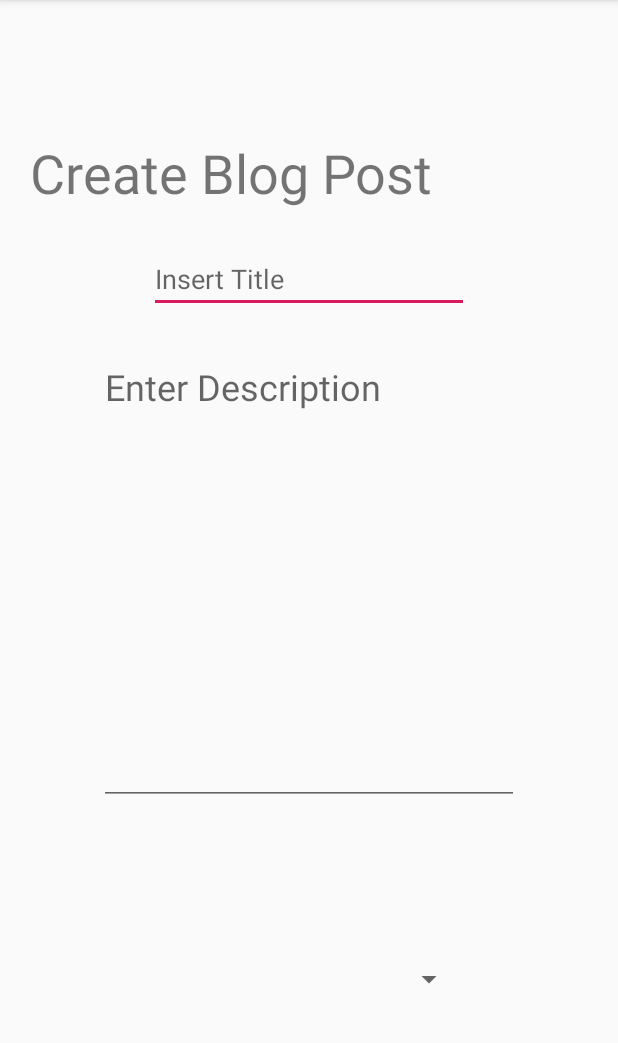
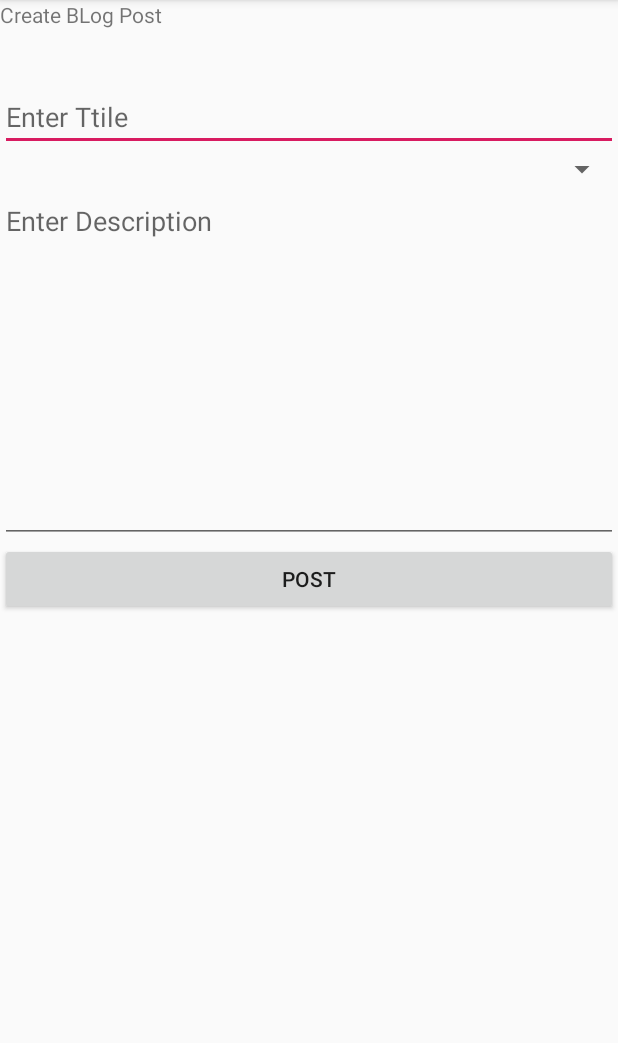
Before and after one commit to wapl/AndroidChallenge2, an Android app: the CreatePost screen opened directly, with no data from a screen before it, on a phone screen of 412 x 824 dp, the part 84-1127 px from its top. Run offline under Robolectric (Android 15) with nearby library versions, the phone set to English and light mode, and no system bars; 1 statement that could not run was skipped.

Commit message:
FROM THE BEGGNiNG

```diff
--- a/app/src/main/AndroidManifest.xml
+++ b/app/src/main/AndroidManifest.xml
@@ -9,7 +9,8 @@
         android:roundIcon="@mipmap/ic_launcher_round"
         android:supportsRtl="true"
         android:theme="@style/AppTheme">
-        <activity android:name=".CreatePost"></activity>
+        <activity android:name=".CreateCategory"></activity>
+        <activity android:name=".CreatePost" />
         <activity android:name=".MainActivity">
             <intent-filter>
                 <action android:name="android.intent.action.MAIN" />
--- a/app/src/main/java/com/example/androidchallenge2/CreatePost.java
+++ b/app/src/main/java/com/example/androidchallenge2/CreatePost.java
@@ -2,13 +2,50 @@ package com.example.androidchallenge2;
 
 import androidx.appcompat.app.AppCompatActivity;
 
+import android.content.Intent;
 import android.os.Bundle;
+import android.view.View;
+import android.widget.ArrayAdapter;
+import android.widget.Button;
+import android.widget.EditText;
+import android.widget.Spinner;
+
+import java.util.ArrayList;
 
 public class CreatePost extends AppCompatActivity {
 
+    EditText Title;
+    EditText Description;
+    Button addbtn;
+    Spinner categories;
+    ArrayList<String> Categories=new ArrayList<String>();
     @Override
     protected void onCreate(Bundle savedInstanceState) {
         super.onCreate(savedInstanceState);
         setContentView(R.layout.activity_create_post);
+        Title=findViewById(R.id.Title);
+        Description=findViewById(R.id.Description);
+        addbtn=findViewById(R.id.addBtn);
+        categories=findViewById(R.id.Categories);
+
+        Intent intent=getIntent();
+        Categories=intent.getStringArrayListExtra("CATEGORIES");
+
+        ArrayAdapter<String > arrayAdapter=new ArrayAdapter<String>(this,android.R.layout.simple_dropdown_item_1line,Categories);
+        arrayAdapter.setDropDownViewResource(android.R.layout.simple_spinner_dropdown_item);
+        categories.setAdapter(arrayAdapter);
+
+
     }
+
+    public void Post(View v)
+    {
+        Intent intent=new Intent();
+        intent.putExtra("Title",Title.getText().toString());
+        intent.putExtra("Description",Description.getText().toString());
+        intent.putExtra("Category",categories.getSelectedItem().toString());
+        setResult(1,intent);
+        finish();
+    }
+
 }
--- a/app/src/main/java/com/example/androidchallenge2/PostHolder.java
+++ b/app/src/main/java/com/example/androidchallenge2/PostHolder.java
@@ -16,7 +16,7 @@ public class PostHolder extends RecyclerView.ViewHolder {
     private TextView Date;
     private TextView Desc;
     private TextView Category;
-    private static final SimpleDateFormat sdf = new SimpleDateFormat("yyyy.MM.dd.HH.mm.ss");
+
     public PostHolder(@NonNull View itemView) {
         super(itemView);
         Title=itemView.findViewById(R.id.HoldTitle);
@@ -29,9 +29,9 @@ public class PostHolder extends RecyclerView.ViewHolder {
     {
         this.Title.setText(Title);
     }
-    public void setDate(Timestamp Date)
+    public void setDate(Long timestamp)
     {
-        this.Date.setText(sdf.format(Date));
+        this.Date.setText(timestamp.toString());
     }
     public void setDesc(String Desc)
     {
--- a/app/src/main/res/layout/activity_create_post.xml
+++ b/app/src/main/res/layout/activity_create_post.xml
@@ -1,59 +1,45 @@
 <?xml version="1.0" encoding="utf-8"?>
-<androidx.constraintlayout.widget.ConstraintLayout xmlns:android="http://schemas.android.com/apk/res/android"
+<LinearLayout xmlns:android="http://schemas.android.com/apk/res/android"
     xmlns:app="http://schemas.android.com/apk/res-auto"
     xmlns:tools="http://schemas.android.com/tools"
     android:layout_width="match_parent"
     android:layout_height="match_parent"
-    tools:context=".CreatePost">
+    android:orientation="vertical"
+    tools:context=".CreatePost" >
 
     <TextView
         android:id="@+id/textView"
-        android:layout_width="372dp"
-        android:layout_height="50dp"
-        android:text="Create Blog Post"
-        android:textSize="36sp"
-        app:layout_constraintBottom_toTopOf="@+id/editText2"
-        app:layout_constraintEnd_toEndOf="parent"
-        app:layout_constraintStart_toStartOf="parent"
-        app:layout_constraintTop_toTopOf="parent" />
+        android:layout_width="match_parent"
+        android:layout_height="55dp"
+        android:text="Create BLog Post" />
 
     <EditText
-        android:id="@+id/editText"
-        android:layout_width="wrap_content"
+        android:id="@+id/Title"
+        android:layout_width="match_parent"
         android:layout_height="wrap_content"
         android:ems="10"
-        android:hint="Insert Title"
-        android:inputType="textPersonName"
-        android:textSize="18sp"
-        app:layout_constraintBottom_toTopOf="@+id/editText2"
-        app:layout_constraintEnd_toEndOf="parent"
-        app:layout_constraintStart_toStartOf="parent"
-        app:layout_constraintTop_toBottomOf="@+id/textView" />
+        android:hint="Enter Ttile"
+        android:inputType="textPersonName" />
+
+    <Spinner
+        android:id="@+id/Categories"
+        android:layout_width="match_parent"
+        android:layout_height="wrap_content" />
 
     <EditText
-        android:id="@+id/editText2"
-        android:layout_width="wrap_content"
+        android:id="@+id/Description"
+        android:layout_width="match_parent"
         android:layout_height="wrap_content"
-        android:ems="10"
+        android:ems="8"
         android:gravity="start|top"
         android:hint="Enter Description"
         android:inputType="textMultiLine"
-        android:minLines="10"
-        android:singleLine="false"
-        android:textSize="24sp"
-        app:layout_constraintBottom_toBottomOf="parent"
-        app:layout_constraintEnd_toEndOf="parent"
-        app:layout_constraintStart_toStartOf="parent"
-        app:layout_constraintTop_toTopOf="parent" />
+        android:minLines="10" />
 
-    <Spinner
-        android:id="@+id/spinner2"
-        android:layout_width="207dp"
-        android:layout_height="108dp"
-        android:spinnerMode="dropdown"
-        app:layout_constraintBottom_toBottomOf="parent"
-        app:layout_constraintEnd_toEndOf="parent"
-        app:layout_constraintStart_toStartOf="parent"
-        app:layout_constraintTop_toBottomOf="@+id/editText2" />
-
-</androidx.constraintlayout.widget.ConstraintLayout>
+    <Button
+        android:id="@+id/addBtn"
+        android:layout_width="match_parent"
+        android:layout_height="wrap_content"
+        android:onClick="Post"
+        android:text="Post" />
+</LinearLayout>
--- a/app/src/main/res/layout/post_row.xml
+++ b/app/src/main/res/layout/post_row.xml
@@ -35,6 +35,6 @@
         android:id="@+id/HoldDesc"
         android:layout_width="match_parent"
         android:layout_height="wrap_content"
-        android:minLines="6"
+        android:minLines="4"
         android:text="TextView" />
 </LinearLayout>
```
Also changed, not shown: app/src/main/java/com/example/androidchallenge2/CreateCategory.java (added, +31 -0 lines), app/src/main/java/com/example/androidchallenge2/MainActivity.java (+101 -16 lines), app/src/main/java/com/example/androidchallenge2/PostAdapter.java (+77 -6 lines), app/src/main/java/com/example/androidchallenge2/PostModel.java (+43 -10 lines), app/src/main/res/layout/activity_create_category.xml (added, +25 -0 lines), app/src/main/res/layout/activity_main.xml (+17 -3 lines).
